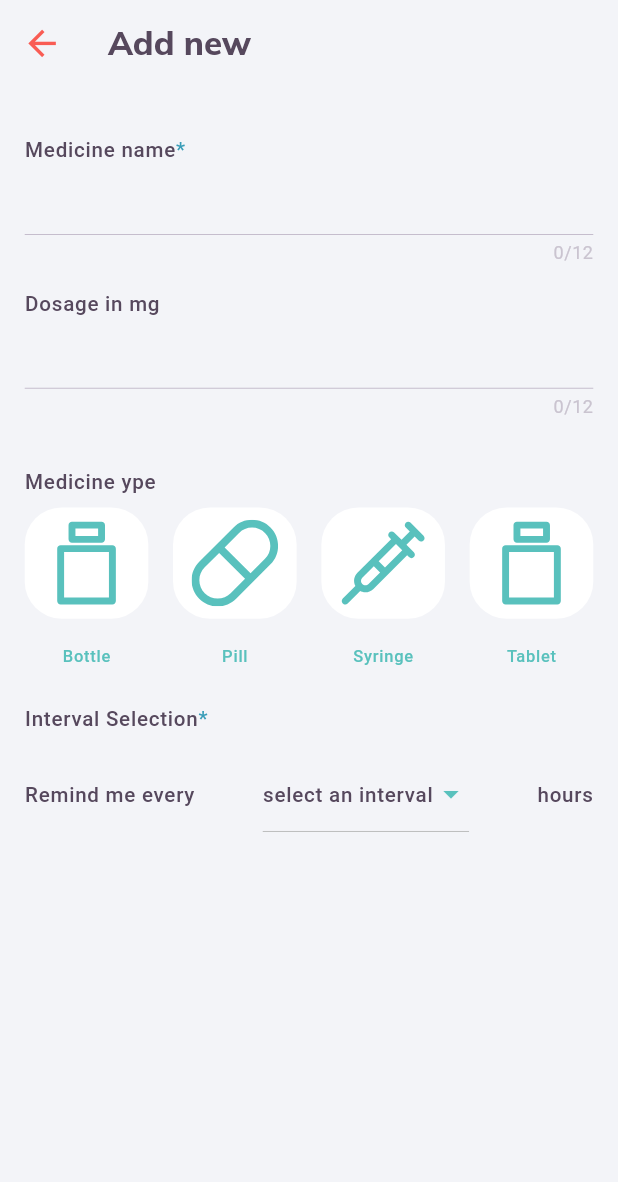
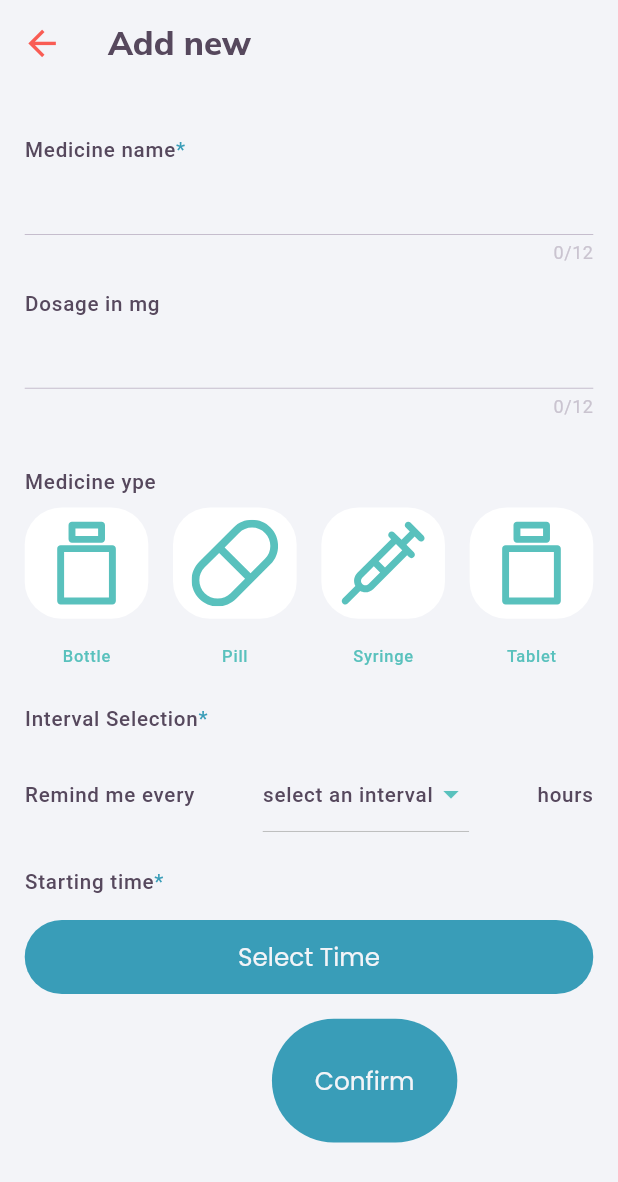
Before and after one commit to DortCeL/Med-Reminder, a Flutter app: the screen it shows after launch, after a tap on the "add" icon, on a phone screen of 412 x 824 dp. Shown: the top 1182 px of the screen. Run offline on Flutter 3.47's test engine with Material 3 defaults, Android fonts, the phone set to English and light mode, and no system bars; our stand-ins replace flutter_svg, google_fonts, sizer.

Commit message:
zarif main page edited

```diff
--- /dev/null
+++ b/app/lib/common/convert_time.dart
@@ -0,0 +1,12 @@
+String convertTime(String minutes)
+{
+
+  if(minutes.length==1)
+    {
+      return"0$minutes";
+    }
+  else
+    {
+      return minutes;
+    }
+}
--- a/app/lib/main.dart
+++ b/app/lib/main.dart
@@ -73,6 +73,19 @@ class MyApp extends StatelessWidget {
                 ),
               )
             ),
+          timePickerTheme: TimePickerThemeData(
+            backgroundColor: KScaffoldColor,
+            hourMinuteColor: KTextColor,
+            hourMinuteTextColor: KScaffoldColor,
+            dayPeriodColor: KTextColor,
+            dayPeriodTextColor: KScaffoldColor,
+            dialBackgroundColor: KTextColor,
+            dialTextColor: KScaffoldColor,
+            entryModeIconColor: KOtherColor,
+            dayPeriodTextStyle: GoogleFonts.aBeeZee(
+              fontSize: 8.sp,
+            ),
+          ),
         ),
         home: const HomePage(),
       );
--- a/app/lib/pages/new_entry/new_entry_page.dart
+++ b/app/lib/pages/new_entry/new_entry_page.dart
@@ -3,6 +3,8 @@ import 'package:flutter_svg/flutter_svg.dart';
 import 'package:pageinfo1/constants.dart';
 import 'package:pageinfo1/models/medicine_type.dart';
 import 'package:sizer/sizer.dart';
+
+import '../../common/convert_time.dart';
 
 class NewEntryPage extends StatefulWidget {
   const NewEntryPage({super.key});
@@ -127,7 +129,91 @@ class _NewEntryPageState extends State<NewEntryPage> {
                 )),
             const PanelTitle(title: 'Interval Selection', isRequired: true),
             const IntervalSelection(),
+            const PanelTitle(title: 'Starting time', isRequired: true),
+            const SelectTime(),
+            SizedBox(
+              height: 2.h,
+            ),
+            Padding(
+              padding: EdgeInsets.only(
+                left: 40.w,
+                right: 8.w,
+              ),
+              child: SizedBox(
+                width: 30.w,
+                height: 10.h,
+                child: TextButton(
+                  style: TextButton.styleFrom(
+                    backgroundColor: kPrimaryColor,
+                    shape: const StadiumBorder(),
+                  ),
+                  child:Center(
+                    child:Text('Confirm',
+                    style: Theme.of(context).textTheme.headlineSmall!.copyWith(
+                        color:KScaffoldColor,
+                    ),),
+                  ),
+                  onPressed: (){
+                    //medicine gula add hobe
+                  },
+                ),
+              ),
+            ),
           ],
+        ),
+      ),
+    );
+  }
+}
+
+class SelectTime extends StatefulWidget {
+  const SelectTime({super.key});
+
+  @override
+  State<SelectTime> createState() => _SelectTimeState();
+}
+
+class _SelectTimeState extends State<SelectTime> {
+ TimeOfDay _time=const TimeOfDay(hour: 0, minute: 00);
+  bool _clicked=false;
+
+  Future<TimeOfDay> _selectTime()async{
+    final TimeOfDay?picked=await showTimePicker(
+        context: context,
+        initialTime: _time);
+
+    if(picked!=null && picked!=_time)
+      {
+        setState(() {
+          _time=picked;
+          _clicked=true;
+          //update korbe state
+        });
+      }
+    return picked!;
+  }
+  @override
+  Widget build(BuildContext context) {
+    return SizedBox(
+      height: 8.h,
+      child: Padding(
+        padding: EdgeInsets.only(top: 2.h),
+        child: TextButton(
+          style: TextButton.styleFrom(
+              backgroundColor: kPrimaryColor, shape: const StadiumBorder()),
+          onPressed: () {
+
+            _selectTime();
+          },
+          child: Center(
+            child: Text(
+              _clicked==false
+              ? "Select Time":
+                 "${convertTime(_time.hour.toString())}:${convertTime(_time.minute.toString())}",
+              style: Theme.of(context).textTheme.headlineSmall!.copyWith(
+                    color: KScaffoldColor),
+            ),
+          ),
         ),
       ),
     );
@@ -166,7 +252,7 @@ class _IntervalSelectionState extends State<IntervalSelection> {
                   )
                 : null,
             elevation: 4,
-            value: _selected==0? null:_selected,
+            value: _selected == 0 ? null : _selected,
             items: _intervals.map(
               (int value) {
                 return DropdownMenuItem<int>(
@@ -186,7 +272,8 @@ class _IntervalSelectionState extends State<IntervalSelection> {
               );
             },
           ),
-          Text(_selected==1?"hour":"hours",
+          Text(
+            _selected == 1 ? "hour" : "hours",
             style: Theme.of(context).textTheme.labelMedium,
           ),
         ],
```
